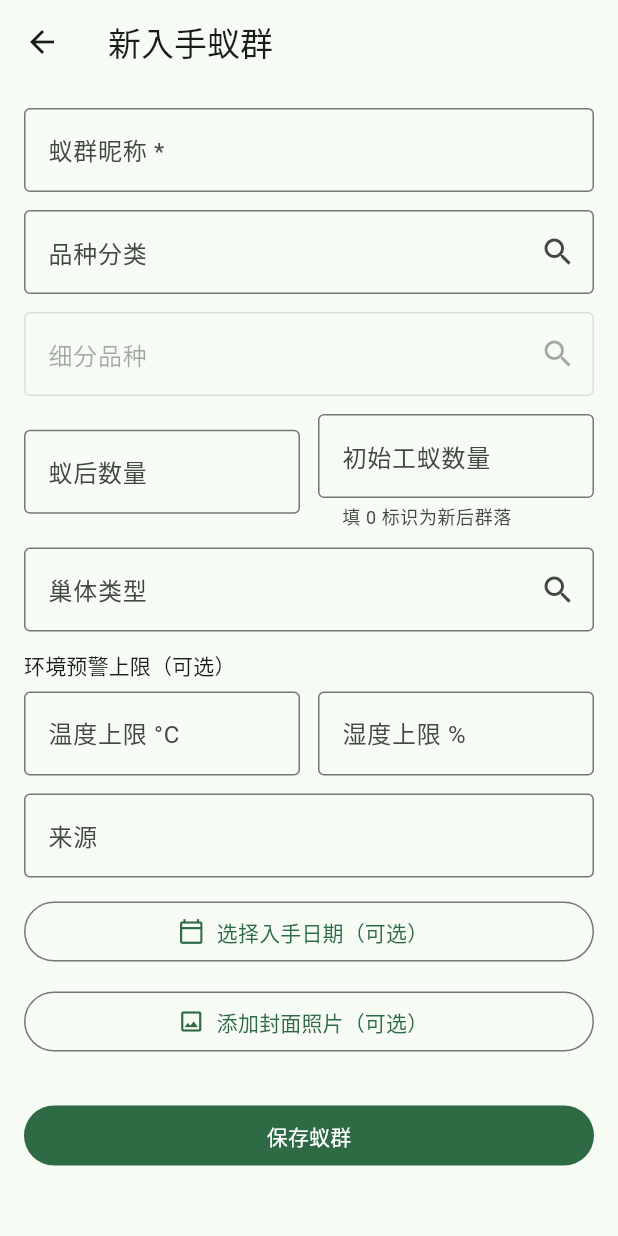
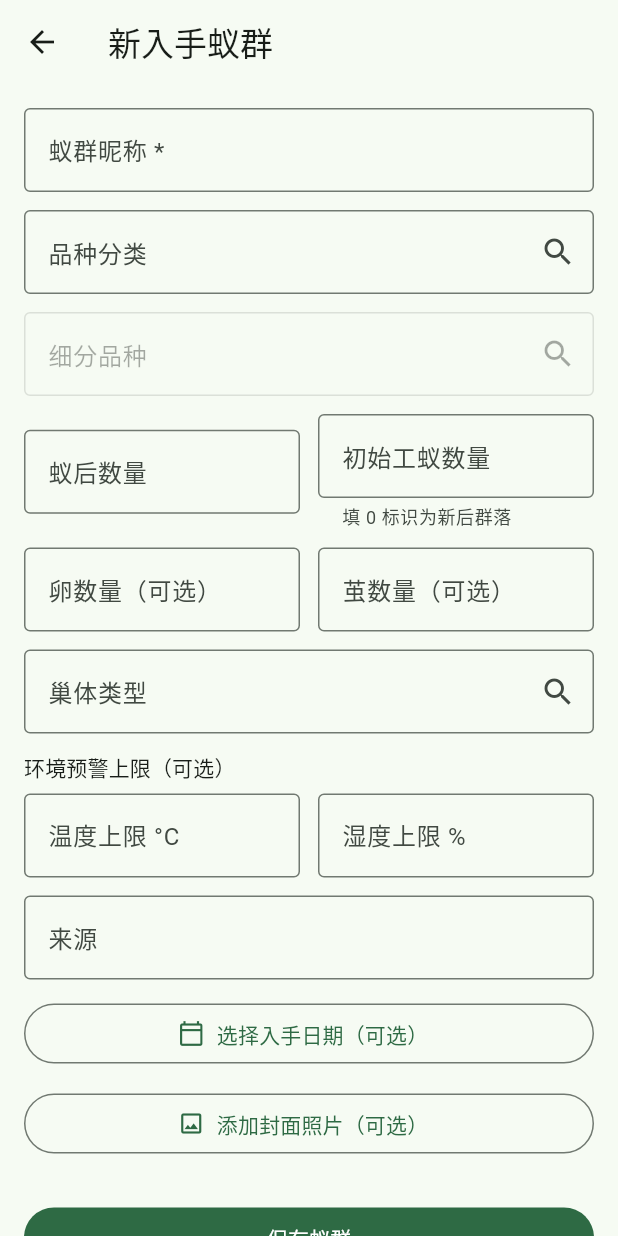
Before and after one commit to PiPiELe/antkeep, a Flutter app: the ColonyFormPage screen opened directly, on a phone screen of 412 x 824 dp. Run offline on Flutter 3.47's test engine with Material 3 defaults, Android fonts, the phone set to English and light mode, and no system bars; our stand-ins replace file_picker, image_picker, sqflite; accounts and stored records are empty.

Commit message:
feat: track initial brood counts

```diff
--- a/lib/domain/models.dart
+++ b/lib/domain/models.dart
@@ -11,6 +11,8 @@ class Colony {
     this.source,
     this.queenCount,
     this.initialWorkerCount,
+    this.initialEggCount,
+    this.initialCocoonCount,
     this.nestType,
     this.targetTemperature,
     this.targetHumidity,
@@ -25,6 +27,8 @@ class Colony {
   final String? source;
   final int? queenCount;
   final int? initialWorkerCount;
+  final int? initialEggCount;
+  final int? initialCocoonCount;
   final String? nestType;
   final double? targetTemperature;
   final double? targetHumidity;
@@ -43,6 +47,8 @@ class Colony {
     source: map['source'] as String?,
     queenCount: map['queen_count'] as int?,
     initialWorkerCount: map['initial_worker_count'] as int?,
+    initialEggCount: map['initial_egg_count'] as int?,
+    initialCocoonCount: map['initial_cocoon_count'] as int?,
     nestType: map['nest_type'] as String?,
     targetTemperature: (map['target_temperature'] as num?)?.toDouble(),
     targetHumidity: (map['target_humidity'] as num?)?.toDouble(),
@@ -60,6 +66,8 @@ class Colony {
     'source': source,
     'queen_count': queenCount,
     'initial_worker_count': initialWorkerCount,
+    'initial_egg_count': initialEggCount,
+    'initial_cocoon_count': initialCocoonCount,
     'nest_type': nestType,
     'target_temperature': targetTemperature,
     'target_humidity': targetHumidity,
--- a/lib/main.dart
+++ b/lib/main.dart
@@ -274,6 +274,8 @@ class _ColonyCard extends StatelessWidget {
       if (colony.isNewQueenColony) '新后群落',
       if (colony.queenCount != null) '${colony.queenCount} 只蚁后',
       if (colony.initialWorkerCount != null) '${colony.initialWorkerCount} 只工蚁',
+      if (colony.initialEggCount != null) '卵 ${colony.initialEggCount}',
+      if (colony.initialCocoonCount != null) '茧 ${colony.initialCocoonCount}',
       if (colony.nestType?.isNotEmpty == true) colony.nestType!,
     ];
     return Card(
@@ -307,6 +309,8 @@ class _ColonyFormPageState extends State<ColonyFormPage> {
   final _source = TextEditingController();
   final _queens = TextEditingController();
   final _workers = TextEditingController();
+  final _eggs = TextEditingController();
+  final _cocoons = TextEditingController();
   final _targetTemperature = TextEditingController();
   final _targetHumidity = TextEditingController();
   String? _speciesFamily;
@@ -323,6 +327,8 @@ class _ColonyFormPageState extends State<ColonyFormPage> {
       _source,
       _queens,
       _workers,
+      _eggs,
+      _cocoons,
       _targetTemperature,
       _targetHumidity,
     ]) {
@@ -345,6 +351,8 @@ class _ColonyFormPageState extends State<ColonyFormPage> {
           source: _textOrNull(_source.text),
           queenCount: int.tryParse(_queens.text),
           initialWorkerCount: int.tryParse(_workers.text),
+          initialEggCount: int.tryParse(_eggs.text),
+          initialCocoonCount: int.tryParse(_cocoons.text),
           nestType: _selectedNest,
           targetTemperature: double.tryParse(_targetTemperature.text),
           targetHumidity: double.tryParse(_targetHumidity.text),
@@ -422,6 +430,26 @@ class _ColonyFormPageState extends State<ColonyFormPage> {
                     labelText: '初始工蚁数量',
                     helperText: '填 0 标识为新后群落',
                   ),
+                ),
+              ),
+            ],
+          ),
+          const SizedBox(height: 12),
+          Row(
+            children: [
+              Expanded(
+                child: TextField(
+                  controller: _eggs,
+                  keyboardType: TextInputType.number,
+                  decoration: const InputDecoration(labelText: '卵数量（可选）'),
+                ),
+              ),
+              const SizedBox(width: 12),
+              Expanded(
+                child: TextField(
+                  controller: _cocoons,
+                  keyboardType: TextInputType.number,
+                  decoration: const InputDecoration(labelText: '茧数量（可选）'),
                 ),
               ),
             ],
@@ -737,6 +765,10 @@ class _ColonySummary extends StatelessWidget {
                 Chip(label: Text('${colony.queenCount} 只蚁后')),
               if (colony.initialWorkerCount != null)
                 Chip(label: Text('${colony.initialWorkerCount} 只工蚁')),
+              if (colony.initialEggCount != null)
+                Chip(label: Text('卵 ${colony.initialEggCount}')),
+              if (colony.initialCocoonCount != null)
+                Chip(label: Text('茧 ${colony.initialCocoonCount}')),
               if (colony.nestType?.isNotEmpty == true)
                 Chip(label: Text(colony.nestType!)),
               if (colony.targetTemperature != null)
```
Also changed, not shown: lib/data/app_database.dart (+10 -1 lines).
